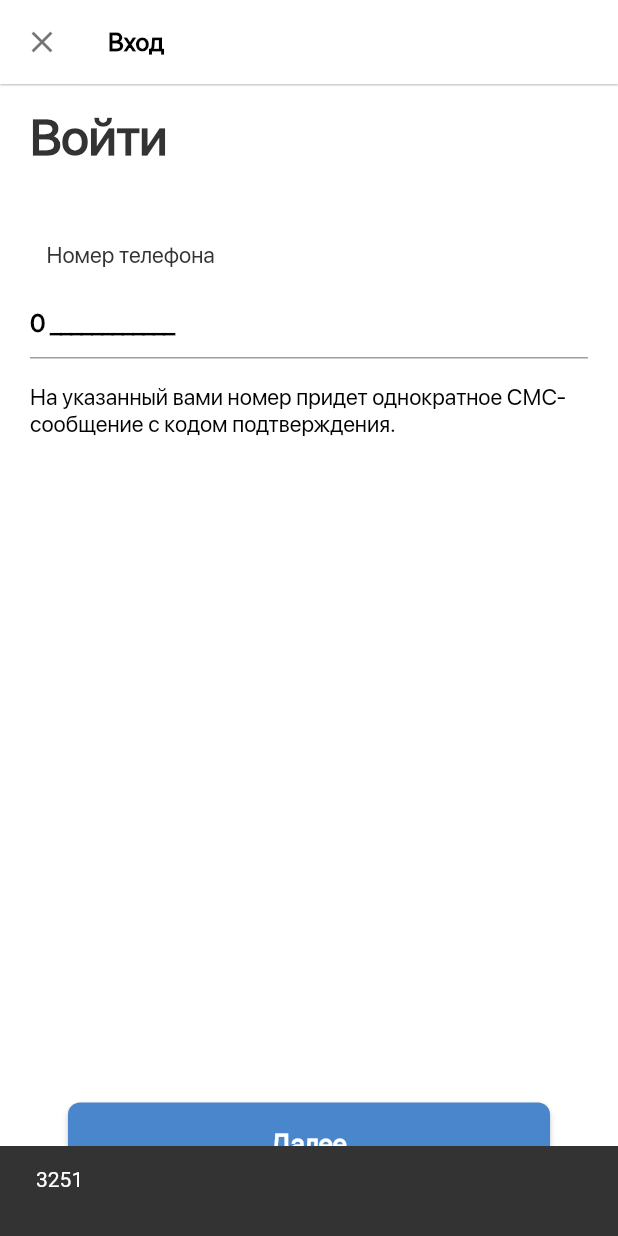
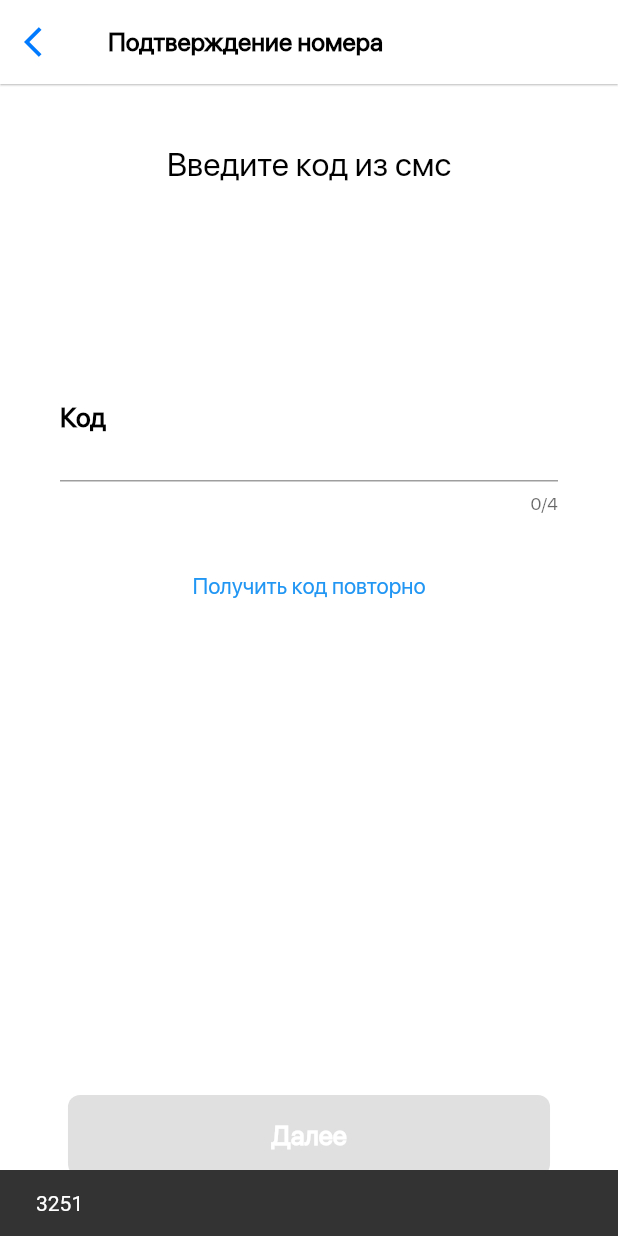
Before and after one commit to ATekimbaev/clinic_app_lessons, a Flutter app: the LoginScreen screen opened directly, after a tap on "Далее", on a phone screen of 412 x 824 dp. Run offline on Flutter 3.47's test engine with Material 2 defaults, Android fonts, the phone set to English and light mode, and no system bars.

Commit message:
check_code_page

```diff
--- a/lib/core /common_widgets/app_button.dart
+++ b/lib/core /common_widgets/app_button.dart
@@ -10,7 +10,7 @@ class AppButton extends StatelessWidget {
   });
 
   final String title;
-  final Function() onPressed;
+  final Function()? onPressed;
 
   @override
   Widget build(BuildContext context) {
--- a/lib/main.dart
+++ b/lib/main.dart
@@ -1,6 +1,6 @@
 import 'package:flutter/material.dart';
+import 'package:practice/ui/check_code_page.dart';
 import 'package:practice/ui/first_screen.dart';
-import 'package:practice/ui/login_screen.dart';
 
 void main() {
   runApp(const MyApp());
--- /dev/null
+++ b/lib/ui/check_code_page.dart
@@ -0,0 +1,120 @@
+import 'package:flutter/material.dart';
+import 'package:practice/core%20/app_fonts.dart';
+import 'package:practice/core%20/common_widgets/app_button.dart';
+
+class CheckCodePage extends StatefulWidget {
+  const CheckCodePage({super.key, required this.code});
+
+  final int code;
+
+  @override
+  State<CheckCodePage> createState() => _CheckCodePageState();
+}
+
+class _CheckCodePageState extends State<CheckCodePage> {
+  Function()? onPressed;
+  TextEditingController controller = TextEditingController();
+
+  String? errorText;
+
+  @override
+  Widget build(BuildContext context) {
+    return Scaffold(
+      backgroundColor: Colors.white,
+      appBar: AppBar(
+        elevation: 0.5,
+        backgroundColor: Colors.white,
+        leading: IconButton(
+          onPressed: () {
+            Navigator.pop(context);
+          },
+          icon: const Icon(
+            Icons.arrow_back_ios,
+            color: Color(
+              0xff007AFF,
+            ),
+          ),
+        ),
+        title: const Text(
+          'Подтверждение номера',
+          style: AppFonts.w600s17,
+        ),
+      ),
+      body: Padding(
+        padding: const EdgeInsets.all(40.0),
+        child: Column(
+          children: [
+            const Text(
+              'Введите код из смс',
+              style: AppFonts.w500s22,
+            ),
+            const SizedBox(height: 140),
+            TextField(
+              keyboardType: TextInputType.number,
+              controller: controller,
+              onChanged: (value) {
+                if (value == widget.code.toString() || value.isEmpty) {
+                  if (value == widget.code.toString()) {
+                    onPressed = () {};
+                  }
+                  errorText = null;
+                  setState(() {});
+                } else {
+                  onPressed = null;
+                  errorText = 'Неверый код';
+                  setState(() {});
+                }
+              },
+              textAlign: TextAlign.center,
+              obscureText: true,
+              obscuringCharacter: '*',
+              maxLength: 4,
+              decoration: InputDecoration(
+                errorText: errorText,
+                prefixIcon: const Text(
+                  'Код',
+                  style: AppFonts.w600s18,
+                ),
+                suffix: InkWell(
+                  onTap: () {
+                    controller.text = '';
+                    errorText = null;
+                    setState(() {});
+                  },
+                  child: const CircleAvatar(
+                    backgroundColor: Colors.grey,
+                    radius: 17.5,
+                    child: Icon(
+                      Icons.close,
+                      color: Colors.black,
+                    ),
+                  ),
+                ),
+              ),
+            ),
+            const SizedBox(height: 24),
+            TextButton(
+              onPressed: () {
+                ScaffoldMessenger.of(context).showSnackBar(
+                  SnackBar(
+                    content: Text(
+                      widget.code.toString(),
+                    ),
+                  ),
+                );
+              },
+              child: Text(
+                'Получить код повторно',
+                style: AppFonts.w400s15.copyWith(
+                  color: Colors.blue,
+                ),
+              ),
+            ),
+            const Spacer(),
+            AppButton(title: 'Далее', onPressed: onPressed),
+          ],
+        ),
+      ),
+    );
+  }
+}
--- a/lib/ui/login_screen.dart
+++ b/lib/ui/login_screen.dart
@@ -6,6 +6,7 @@ import 'package:flutter/src/widgets/placeholder.dart';
 import 'package:practice/core%20/app_colors.dart';
 import 'package:practice/core%20/app_fonts.dart';
 import 'package:practice/core%20/common_widgets/app_button.dart';
+import 'package:practice/ui/check_code_page.dart';
 
 class LoginScreen extends StatelessWidget {
   const LoginScreen({super.key});
@@ -88,7 +89,15 @@ class LoginScreen extends StatelessWidget {
                 onPressed: () {
                   ScaffoldMessenger.of(context).showSnackBar(
                     SnackBar(
-                      content: Text('${code.toString()}\n${controller.text}'),
+                      content: Text(code.toString()),
+                    ),
+                  );
+                  Navigator.push(
+                    context,
+                    MaterialPageRoute(
+                      builder: (context) => CheckCodePage(
+                        code: code,
+                      ),
                     ),
                   );
                 },
```
